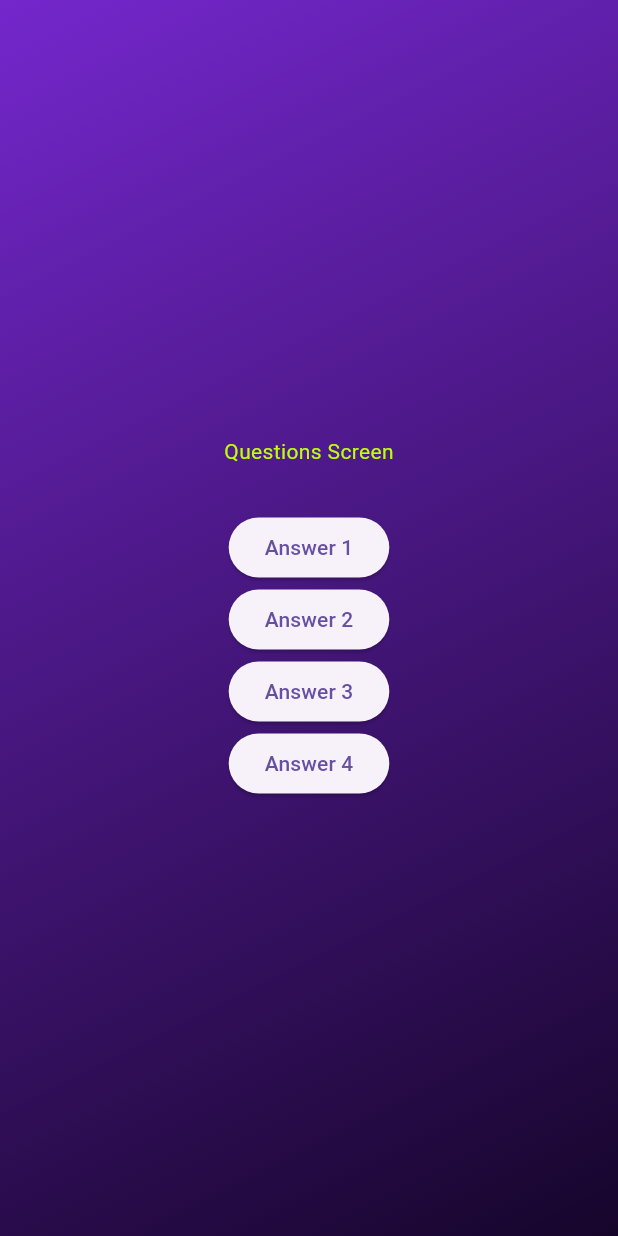
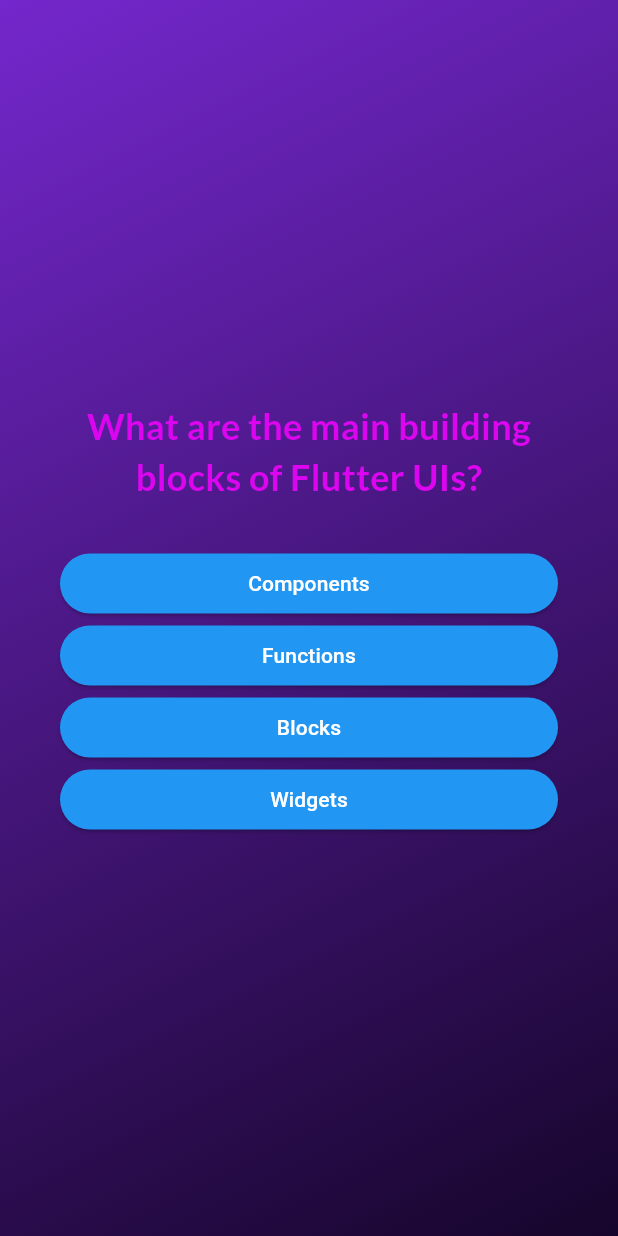
Before and after one commit to emmakolade/flut, a Flutter app: the screen it shows after launch, after a tap on "Start Rolling", on a phone screen of 412 x 824 dp. Run offline on Flutter 3.47's test engine with Material 3 defaults, Android fonts, the phone set to English and light mode, and no system bars; our stand-ins replace google_fonts.

Commit message:
finished questions app

```diff
--- /dev/null
+++ b/lib/answer_button.dart
@@ -0,0 +1,27 @@
+import 'package:flutter/material.dart';
+
+class AnswerButton extends StatelessWidget {
+  // const AnswerButton(this.answerText, this.onTap, {super.key}); //Name Arguements
+  const AnswerButton({
+    super.key,
+    required this.answerText,
+    required this.onTap,
+  }); // Positional Arguments
+
+  final String answerText;
+  final void Function() onTap;
+
+  @override
+  Widget build(context) {
+    return ElevatedButton(
+      onPressed: onTap,
+      style: ElevatedButton.styleFrom(
+        padding: EdgeInsets.symmetric(horizontal: 20, vertical: 10),
+        backgroundColor: Colors.blue,
+        foregroundColor: Colors.white,
+        shape: RoundedRectangleBorder(borderRadius: BorderRadius.circular(40)),
+      ),
+      child: Text(answerText, textAlign: TextAlign.center),
+    );
+  }
+}
--- /dev/null
+++ b/lib/data/questions.dart
@@ -0,0 +1,55 @@
+import 'package:myapp/models/quiz_question.dart';
+
+const questions = [
+  QuizQuestion(
+    'What are the main building blocks of Flutter UIs?',
+    [
+      'Widgets',
+      'Components',
+      'Blocks',
+      'Functions',
+    ],
+  ),
+  QuizQuestion('How are Flutter UIs built?', [
+    'By combining widgets in code',
+    'By combining widgets in a visual editor',
+    'By defining widgets in config files',
+    'By using XCode for iOS and Android Studio for Android',
+  ]),
+  QuizQuestion(
+    'What\'s the purpose of a StatefulWidget?',
+    [
+      'Update UI as data changes',
+      'Update data as UI changes',
+      'Ignore data changes',
+      'Render UI that does not depend on data',
+    ],
+  ),
+  QuizQuestion(
+    'Which widget should you try to use more often: StatelessWidget or StatefulWidget?',
+    [
+      'StatelessWidget',
+      'StatefulWidget',
+      'Both are equally good',
+      'None of the above',
+    ],
+  ),
+  QuizQuestion(
+    'What happens if you change data in a StatelessWidget?',
+    [
+      'The UI is not updated',
+      'The UI is updated',
+      'The closest StatefulWidget is updated',
+      'Any nested StatefulWidgets are updated',
+    ],
+  ),
+  QuizQuestion(
+    'How should you update data inside of StatefulWidgets?',
+    [
+      'By calling setState()',
+      'By calling updateData()',
+      'By calling updateUI()',
+      'By calling updateState()',
+    ],
+  ),
+];
--- /dev/null
+++ b/lib/models/quiz_question.dart
@@ -0,0 +1,12 @@
+class QuizQuestion {
+  const QuizQuestion(this.text, this.answers);
+
+  final String text;
+  final List<String> answers;
+
+  List<String> getshuffledAnswers() {
+    final List<String> shuffled = List.of(answers);
+    shuffled.shuffle();
+    return shuffled;
+  }
+}
--- a/lib/questions_screen.dart
+++ b/lib/questions_screen.dart
@@ -1,7 +1,11 @@
 import 'package:flutter/material.dart';
+import 'package:myapp/answer_button.dart';
+import 'package:myapp/data/questions.dart';
+import 'package:google_fonts/google_fonts.dart';
 
 class QuestionsScreen extends StatefulWidget {
-  const QuestionsScreen({super.key});
+  const QuestionsScreen({super.key, required this.onAnswerSelect});
+  final void Function(String answer) onAnswerSelect;
 
   @override
   State<QuestionsScreen> createState() {
@@ -10,21 +14,49 @@ class QuestionsScreen extends StatefulWidget {
 }
 
 class _QuestionsScreenState extends State<QuestionsScreen> {
+  var currentQuestionIndex = 0;
+  //method to change the question
+  void answerQuestion(String selectedAnswer) {
+    widget.onAnswerSelect(selectedAnswer);
+    setState(() {
+      currentQuestionIndex++;
+    });
+  }
+
   @override
   Widget build(context) {
+    final currentQuestion = questions[currentQuestionIndex];
     return SizedBox(
       width: double.infinity,
       height: double.infinity,
-      child: Column(
-        mainAxisAlignment: MainAxisAlignment.center,
-        children: [
-          Center(child: Text("Questions Screen", style: TextStyle(color: const Color.fromARGB(255, 189, 255, 7)),)),
-          SizedBox(height: 30),
-          ElevatedButton(onPressed: () {}, child: Text("Answer 1")),
-          ElevatedButton(onPressed: () {}, child: Text("Answer 2")),
-          ElevatedButton(onPressed: () {}, child: Text("Answer 3")),
-          ElevatedButton(onPressed: () {}, child: Text("Answer 4")),
-        ],
+      child: Container(
+        margin: const EdgeInsets.all(40),
+        child: Column(
+          mainAxisAlignment: MainAxisAlignment.center,
+          crossAxisAlignment: CrossAxisAlignment.stretch,
+          children: [
+            Center(
+              child: Text(
+                currentQuestion.text,
+                style: GoogleFonts.lato(
+                  color: const Color.fromARGB(255, 220, 5, 240),
+                  fontSize: 24,
+                  fontWeight: FontWeight.bold,
+                ),
+                textAlign: TextAlign.center,
+              ),
+            ),
+            SizedBox(height: 30),
+            ...currentQuestion.getshuffledAnswers().map((answer) {
+              return AnswerButton(
+                answerText: answer,
+                onTap: () {
+                  answerQuestion(answer);
+                },
+              );
+            }),
+          ],
+        ),
       ),
     );
   }
--- a/lib/quiz.dart
+++ b/lib/quiz.dart
@@ -1,6 +1,8 @@
 import 'package:flutter/material.dart';
 import 'package:myapp/start_screen.dart';
 import 'package:myapp/questions_screen.dart';
+import 'package:myapp/data/questions.dart';
+import 'package:myapp/results_screen.dart';
 
 class Quiz extends StatefulWidget {
   const Quiz({super.key});
@@ -12,14 +14,9 @@ class Quiz extends StatefulWidget {
 }
 
 class _QuizState extends State<Quiz> {
-  // Widget? activeScreen;
 
-  // @override
-  // void initState() {
-  //   activeScreen =  StartScreen(switchScreen);
-  //   super.initState();
-  // }
 
+  List<String> selectedAnswers = [];
   var activeScreen = "start-screen";
 
   void switchScreen() {
@@ -29,12 +26,27 @@ class _QuizState extends State<Quiz> {
     });
   }
 
+  void chooseAnswer(String answer) {
+    selectedAnswers.add(answer);
+
+    if (selectedAnswers.length == questions.length) {
+      setState(() {
+        // selectedAnswers = [];
+        activeScreen = "results-screen";
+      });
+    }
+  }
+
   @override
   Widget build(context) {
     Widget screenWidget = StartScreen(switchScreen);
     if (activeScreen == "questions-screen") {
-      screenWidget = const QuestionsScreen();
+      screenWidget = QuestionsScreen(onAnswerSelect: chooseAnswer);
     }
+    if (activeScreen == "results-screen") {
+      screenWidget =  ResultsScreen(chosenAnswers: selectedAnswers,);
+    }
+
     return MaterialApp(
       home: Scaffold(
         body: Container(
@@ -48,7 +60,7 @@ class _QuizState extends State<Quiz> {
               end: Alignment.bottomRight,
             ),
           ),
-          child:screenWidget
+          child: screenWidget,
         ),
       ),
     );
--- a/lib/start_screen.dart
+++ b/lib/start_screen.dart
@@ -1,4 +1,5 @@
 import 'package:flutter/material.dart';
+import 'package:google_fonts/google_fonts.dart';
 
 class StartScreen extends StatelessWidget {
   const StartScreen(this.startQuiz, {super.key});
@@ -27,9 +28,12 @@ class StartScreen extends StatelessWidget {
           //   ),
           // ),
           const SizedBox(height: 50),
-          const Text(
+          Text(
             "Learn Flutter the fun way",
-            style: TextStyle(color: Colors.white, fontSize: 24),
+            style: GoogleFonts.lato(
+              color: Color.fromARGB(255, 220, 5, 240),
+              fontSize: 24,
+            ),
           ),
           const SizedBox(height: 30),
           OutlinedButton.icon(
--- a/pubspec.yaml
+++ b/pubspec.yaml
@@ -34,6 +34,7 @@ dependencies:
   # The following adds the Cupertino Icons font to your application.
   # Use with the CupertinoIcons class for iOS style icons.
   cupertino_icons: ^1.0.8
+  google_fonts: ^6.2.1
 
 dev_dependencies:
   flutter_test:
```
Also changed, not shown: lib/questions_summary.dart (added, +39 -0 lines), lib/results_screen.dart (added, +58 -0 lines), pubspec.lock, 4 other files.
